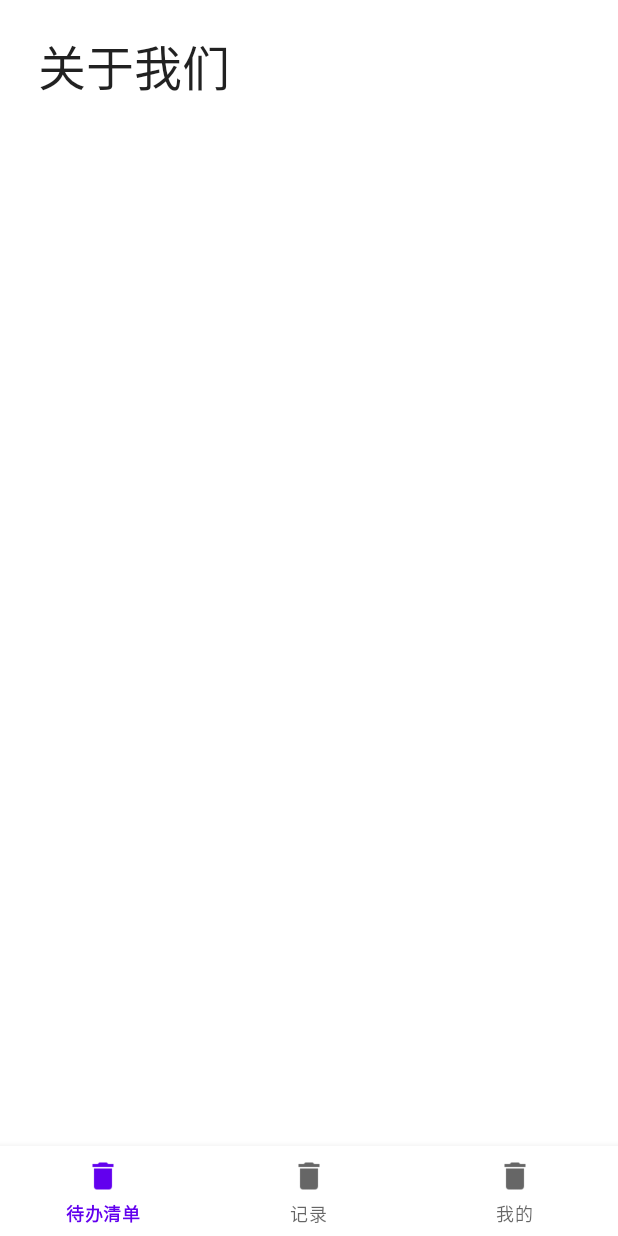
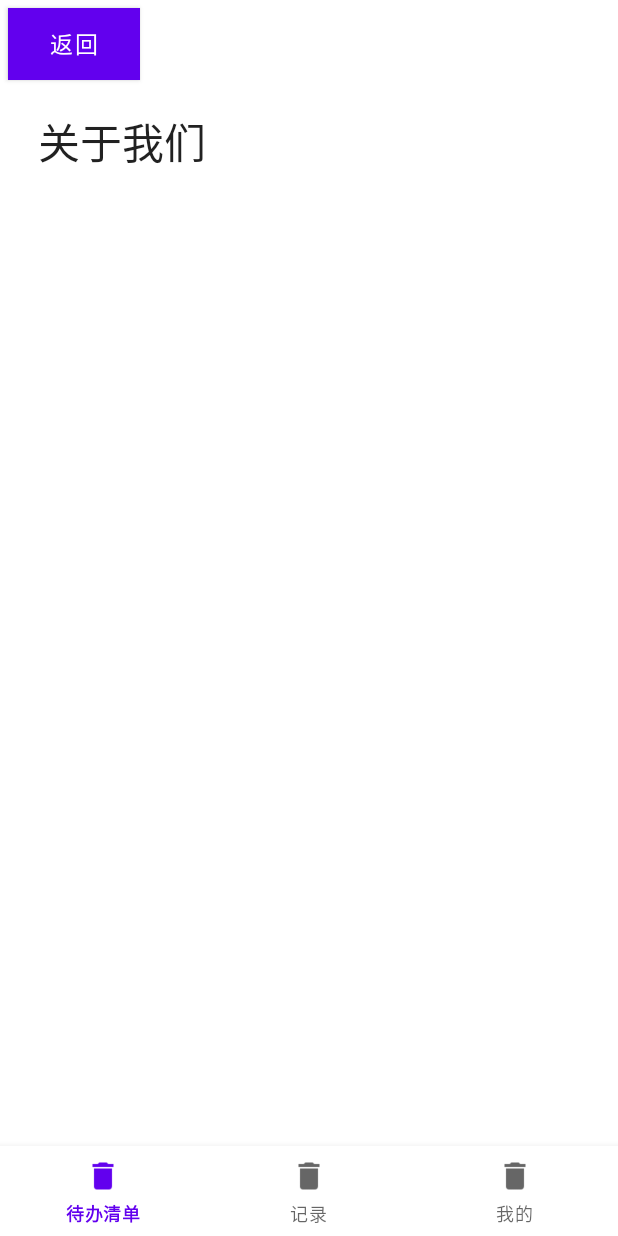
Before and after one commit to keepgogogo/FightingChick, an Android app: the fragment AboutUsFragment placed in its activity, on a phone screen of 412 x 824 dp. Run offline under Robolectric (Android 15) with nearby library versions, the phone set to English and light mode, and no system bars; our stand-ins replace Room's generated code, navigation-ui.

Commit message:
李新改好了小bug

```diff
--- a/app/src/main/java/com/hackweek/fightingchick/AboutUsFragment.java
+++ b/app/src/main/java/com/hackweek/fightingchick/AboutUsFragment.java
@@ -9,17 +9,34 @@ import androidx.fragment.app.Fragment;
 import android.view.LayoutInflater;
 import android.view.View;
 import android.view.ViewGroup;
+import android.widget.Button;
 
 
-public class AboutUsFragment extends Fragment {
+public class AboutUsFragment extends Fragment implements View.OnClickListener {
 
-
+    private MainActivity mainActivity;
+    private Button buttonForGetBack;
 
     @Override
     public void onViewCreated(@NonNull View view, @Nullable Bundle savedInstanceState)
     {
+        mainActivity=(MainActivity)getActivity();
+        buttonForGetBack=view.findViewById(R.id.ButtonForGetBackInAboutUsFragment);
+        buttonForGetBack.setOnClickListener(this);
+    }
 
+    @Override
+    public void onClick(View view) {
+        switch (view.getId())
+        {
+            case R.id.ButtonForGetBackInAboutUsFragment:
+                mainActivity.setFragment(new MineFragment());
+                break;
+            default:
+                break;
+        }
     }
+
 
     public AboutUsFragment() {
         // Required empty public constructor
--- a/app/src/main/java/com/hackweek/fightingchick/EditPersonalDocumentFragment.java
+++ b/app/src/main/java/com/hackweek/fightingchick/EditPersonalDocumentFragment.java
@@ -50,8 +50,8 @@ public class EditPersonalDocumentFragment extends Fragment {
                 if(!newFightSlogan.equals("") && !newNickName.equals(""))
                 {
                     SharedPreferences.Editor editor=preferences.edit();
-                    editor.putString("NickName",newNickName);
-                    editor.putString("FightForeverSlogan",newFightSlogan);
+                    editor.putString(getString(R.string.nickname_key),newNickName);
+                    editor.putString(getString(R.string.resolutions_key),newFightSlogan);
                     editor.apply();
                     mainActivity.setFragment(new MineFragment());
                 }
--- a/app/src/main/res/layout/fragment_about_us.xml
+++ b/app/src/main/res/layout/fragment_about_us.xml
@@ -1,9 +1,22 @@
 <?xml version="1.0" encoding="utf-8"?>
-<FrameLayout xmlns:android="http://schemas.android.com/apk/res/android"
+<LinearLayout xmlns:android="http://schemas.android.com/apk/res/android"
     xmlns:tools="http://schemas.android.com/tools"
     android:layout_width="match_parent"
     android:layout_height="match_parent"
+    android:orientation="vertical"
     tools:context=".AboutUsFragment">
+
+    <Button
+        android:id="@+id/ButtonForGetBackInAboutUsFragment"
+        android:layout_width="wrap_content"
+        android:layout_height="wrap_content"
+        android:layout_marginLeft="5dp"
+        android:layout_marginTop="5dp"
+        android:background="#00BCD4"
+        android:backgroundTint="#00BCD4"
+        android:text="返回"
+        android:textSize="15sp" />
+
 
 
     <TextView
@@ -12,8 +25,8 @@
         android:text="关于我们"
         android:layout_marginTop="20dp"
         android:layout_marginStart="25dp"
-        android:textSize="32sp"
+        android:textSize="28sp"
         android:textAppearance="@style/TextAppearance.AppCompat.Headline"
         />
 
-</FrameLayout>
+</LinearLayout>
--- a/app/src/main/res/layout/fragment_all_glory_and_confession.xml
+++ b/app/src/main/res/layout/fragment_all_glory_and_confession.xml
@@ -34,7 +34,7 @@
             android:layout_height="wrap_content"
             android:text="光荣录"
             android:background="@android:color/transparent"
-            android:textColor="#BFB0B0"
+            android:textColor="#000000"
             android:textSize="25sp"
             android:layout_marginTop="10dp"
             android:layout_marginStart="15dp"
```
Also changed, not shown: app/src/main/java/com/hackweek/fightingchick/AllGloryAndConfessionFragment.java (+25 -10 lines), app/src/main/java/com/hackweek/fightingchick/MainActivity.java (+18 -0 lines).
